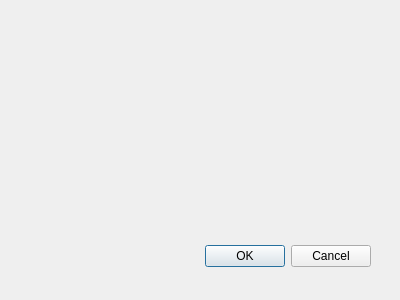
This is application/ui/qdialogsettings.ui in BioFoV/BioFoV as Qt 5 draws it before an edit. The edited form follows.
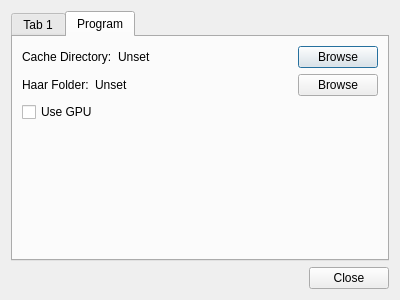
This is the edited form.

Commit message: Settings with cache folder working. Needs to be set before event detection. Needs memory implementation.

```diff
--- a/application/ui/qdialogsettings.ui
+++ b/application/ui/qdialogsettings.ui
@@ -15,22 +15,147 @@
   <property name="windowTitle">
    <string>Dialog</string>
   </property>
-  <widget name="buttonBox" class="QDialogButtonBox">
-   <property name="geometry">
-    <rect>
-     <x>30</x>
-     <y>240</y>
-     <width>341</width>
-     <height>32</height>
-    </rect>
-   </property>
-   <property name="orientation">
-    <enum>Qt::Horizontal</enum>
-   </property>
-   <property name="standardButtons">
-    <set>QDialogButtonBox::Cancel|QDialogButtonBox::Ok</set>
-   </property>
-  </widget>
+  <layout class="QVBoxLayout" name="verticalLayout">
+   <item>
+    <widget class="QTabWidget" name="tabWidget">
+     <property name="currentIndex">
+      <number>1</number>
+     </property>
+     <widget class="QWidget" name="tab">
+      <attribute name="title">
+       <string>Tab 1</string>
+      </attribute>
+     </widget>
+     <widget class="QWidget" name="tab_2">
+      <attribute name="title">
+       <string>Program</string>
+      </attribute>
+      <layout class="QVBoxLayout" name="verticalLayout_2">
+       <item>
+        <widget class="QWidget" name="widget" native="true">
+         <layout class="QHBoxLayout" name="horizontalLayout">
+          <property name="leftMargin">
+           <number>0</number>
+          </property>
+          <property name="topMargin">
+           <number>0</number>
+          </property>
+          <property name="rightMargin">
+           <number>0</number>
+          </property>
+          <property name="bottomMargin">
+           <number>0</number>
+          </property>
+          <item>
+           <widget class="QLabel" name="cacheLabel">
+            <property name="text">
+             <string>Cache Directory:</string>
+            </property>
+           </widget>
+          </item>
+          <item>
+           <widget class="QLabel" name="cacheDir">
+            <property name="sizePolicy">
+             <sizepolicy hsizetype="Expanding" vsizetype="Preferred">
+              <horstretch>0</horstretch>
+              <verstretch>0</verstretch>
+             </sizepolicy>
+            </property>
+            <property name="text">
+             <string>Unset</string>
+            </property>
+           </widget>
+          </item>
+          <item>
+           <widget class="QPushButton" name="cacheButton">
+            <property name="text">
+             <string>Browse</string>
+            </property>
+           </widget>
+          </item>
+         </layout>
+        </widget>
+       </item>
+       <item>
+        <widget class="QWidget" name="widget_2" native="true">
+         <layout class="QHBoxLayout" name="horizontalLayout_2">
+          <property name="leftMargin">
+           <number>0</number>
+          </property>
+          <property name="topMargin">
+           <number>0</number>
+          </property>
+          <property name="rightMargin">
+           <number>0</number>
+          </property>
+          <property name="bottomMargin">
+           <number>0</number>
+          </property>
+          <item>
+           <widget class="QLabel" name="haarLabel">
+            <property name="text">
+             <string>Haar Folder:</string>
+            </property>
+           </widget>
+          </item>
+          <item>
+           <widget class="QLabel" name="haarDir">
+            <property name="sizePolicy">
+             <sizepolicy hsizetype="Expanding" vsizetype="Preferred">
+              <horstretch>0</horstretch>
+              <verstretch>0</verstretch>
+             </sizepolicy>
+            </property>
+            <property name="text">
+             <string>Unset</string>
+            </property>
+           </widget>
+          </item>
+          <item>
+           <widget class="QPushButton" name="haarButton">
+            <property name="text">
+             <string>Browse</string>
+            </property>
+           </widget>
+          </item>
+         </layout>
+        </widget>
+       </item>
+       <item>
+        <widget class="QCheckBox" name="useGPU">
+         <property name="text">
+          <string>Use GPU</string>
+         </property>
+        </widget>
+       </item>
+       <item>
+        <spacer name="verticalSpacer">
+         <property name="orientation">
+          <enum>Qt::Vertical</enum>
+         </property>
+         <property name="sizeHint" stdset="0">
+          <size>
+           <width>20</width>
+           <height>40</height>
+          </size>
+         </property>
+        </spacer>
+       </item>
+      </layout>
+     </widget>
+    </widget>
+   </item>
+   <item>
+    <widget class="QDialogButtonBox" name="buttonBox">
+     <property name="orientation">
+      <enum>Qt::Horizontal</enum>
+     </property>
+     <property name="standardButtons">
+      <set>QDialogButtonBox::Close</set>
+     </property>
+    </widget>
+   </item>
+  </layout>
  </widget>
  <pixmapfunction/>
  <resources/>
```
Left out of the diff: 7 changed lines with no effect on the pictures. The commit also changes 9 other files.
